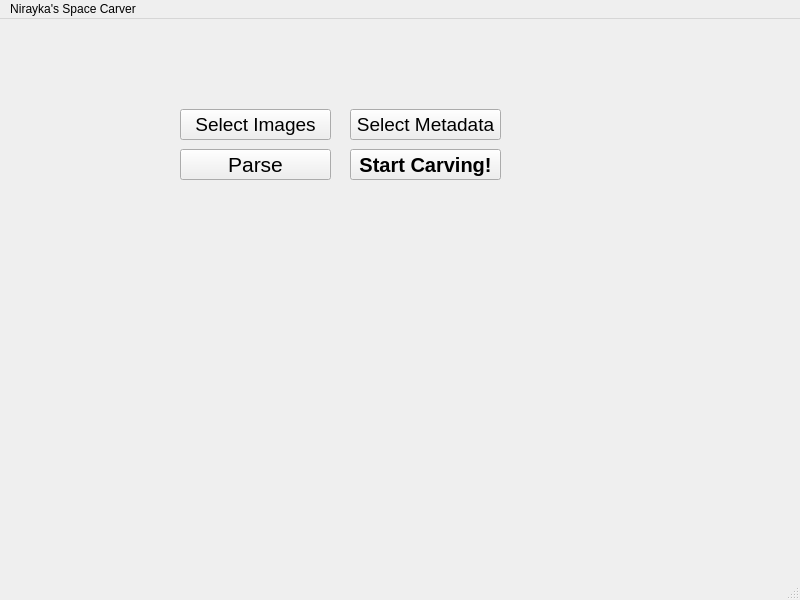
First picture: the form in mainwindow.ui, repository nirayka/space-carving, before the edit.
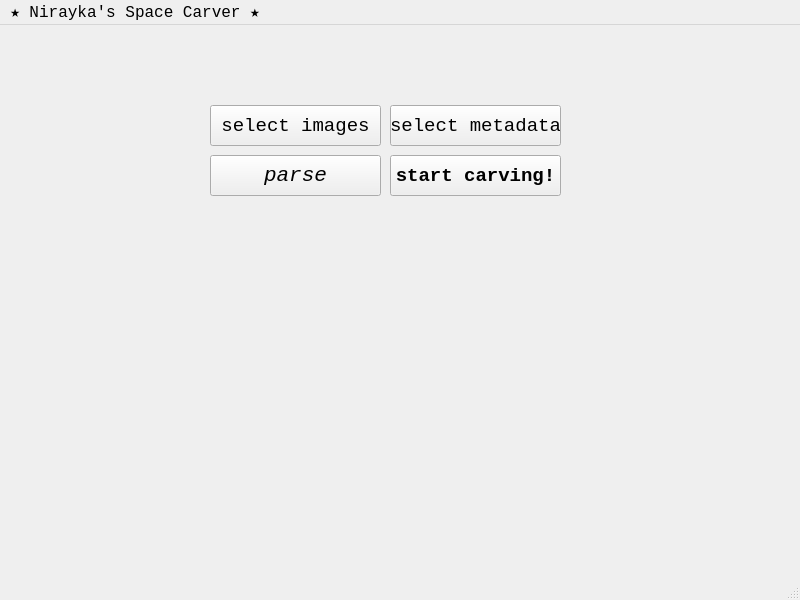
Second picture: the form after the edit.

```diff
--- a/mainwindow.ui
+++ b/mainwindow.ui
@@ -12,6 +12,8 @@
   </property>
   <property name="font">
    <font>
+    <family>Consolas</family>
+    <pointsize>12</pointsize>
     <kerning>true</kerning>
    </font>
   </property>
@@ -22,78 +24,83 @@
    <widget class="QPushButton" name="selectImagesButton">
     <property name="geometry">
      <rect>
-      <x>180</x>
-      <y>90</y>
-      <width>151</width>
-      <height>31</height>
+      <x>210</x>
+      <y>80</y>
+      <width>171</width>
+      <height>41</height>
      </rect>
     </property>
     <property name="font">
      <font>
+      <family>Consolas</family>
       <pointsize>14</pointsize>
       <kerning>true</kerning>
      </font>
     </property>
     <property name="text">
-     <string>Select Images</string>
+     <string>select images</string>
     </property>
    </widget>
    <widget class="QPushButton" name="selectMetadataButton">
     <property name="geometry">
      <rect>
-      <x>350</x>
-      <y>90</y>
-      <width>151</width>
-      <height>31</height>
+      <x>390</x>
+      <y>80</y>
+      <width>171</width>
+      <height>41</height>
      </rect>
     </property>
     <property name="font">
      <font>
+      <family>Consolas</family>
       <pointsize>14</pointsize>
       <kerning>true</kerning>
      </font>
     </property>
     <property name="text">
-     <string>Select Metadata</string>
+     <string>select metadata</string>
     </property>
    </widget>
    <widget class="QPushButton" name="parseButton">
     <property name="geometry">
      <rect>
-      <x>180</x>
+      <x>210</x>
       <y>130</y>
-      <width>151</width>
-      <height>31</height>
+      <width>171</width>
+      <height>41</height>
      </rect>
     </property>
     <property name="font">
      <font>
+      <family>Consolas</family>
       <pointsize>16</pointsize>
+      <italic>true</italic>
       <kerning>true</kerning>
      </font>
     </property>
     <property name="text">
-     <string>Parse</string>
+     <string>parse</string>
     </property>
    </widget>
    <widget class="QPushButton" name="startButton">
     <property name="geometry">
      <rect>
-      <x>350</x>
+      <x>390</x>
       <y>130</y>
-      <width>151</width>
-      <height>31</height>
+      <width>171</width>
+      <height>41</height>
      </rect>
     </property>
     <property name="font">
      <font>
-      <pointsize>15</pointsize>
+      <family>Consolas</family>
+      <pointsize>14</pointsize>
       <bold>true</bold>
       <kerning>true</kerning>
      </font>
     </property>
     <property name="text">
-     <string>Start Carving!</string>
+     <string>start carving!</string>
     </property>
    </widget>
   </widget>
@@ -103,12 +110,12 @@
      <x>0</x>
      <y>0</y>
      <width>800</width>
-     <height>21</height>
+     <height>24</height>
     </rect>
    </property>
    <widget class="QMenu" name="menuSpace_Carver">
     <property name="title">
-     <string>Nirayka's Space Carver</string>
+     <string>★ Nirayka's Space Carver ★</string>
     </property>
    </widget>
    <addaction name="menuSpace_Carver"/>
```
